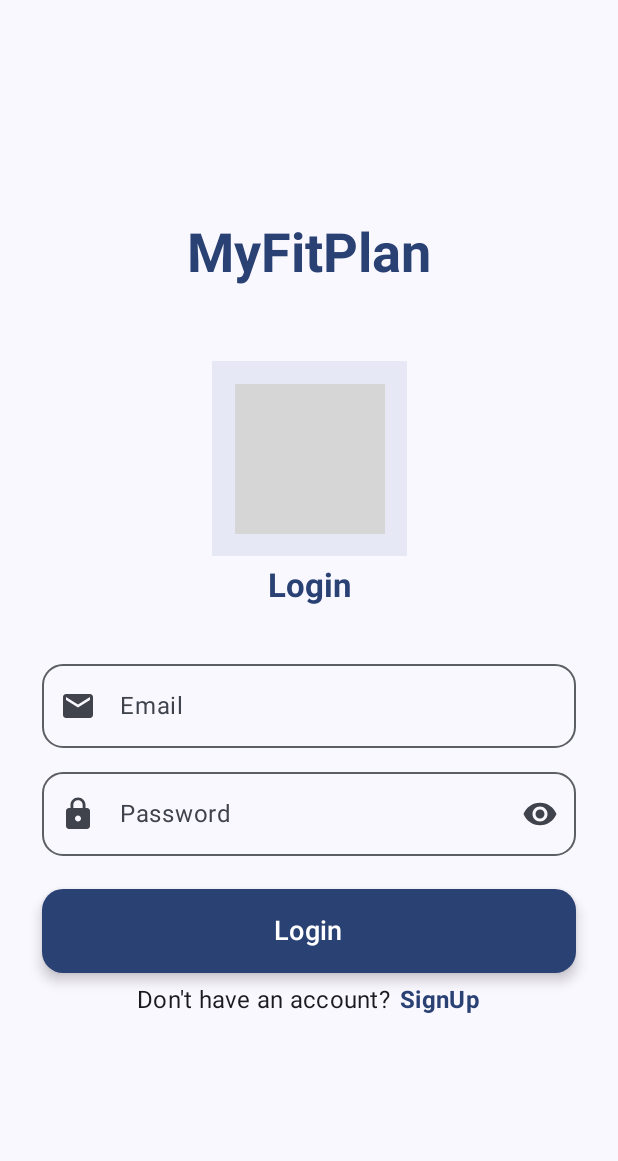
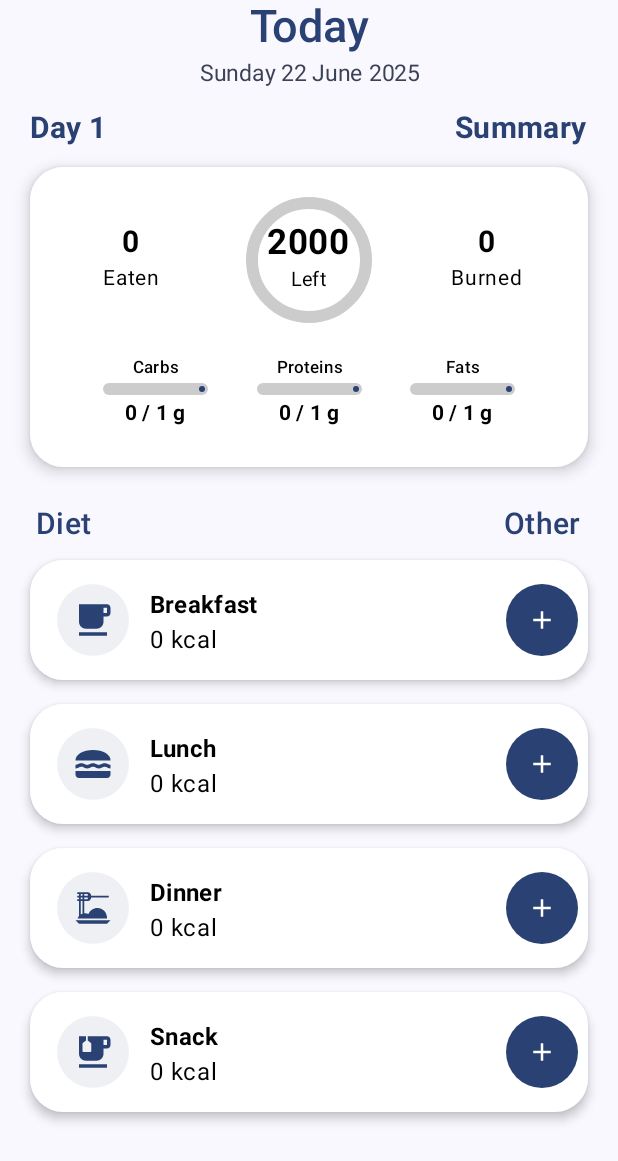
Before and after one commit to kolia202/Programmazione-Mobile, an Android app built with Jetpack Compose: the screen it shows after launch (MainActivity), on a phone screen of 412 x 824 dp. Shown: the top 1161 px of the screen. Run offline under Robolectric (Android 15) with nearby library versions, the phone set to English and light mode, and no system bars; our stand-ins replace Room's generated code; grey boxes are pictures that could not be loaded.

Commit message:
start home

```diff
--- a/app/build.gradle.kts
+++ b/app/build.gradle.kts
@@ -65,6 +65,8 @@ dependencies {
     implementation(libs.androidx.foundation.layout.android)
     implementation(libs.play.services.location)
     implementation(libs.androidx.browser)
+    implementation(libs.androidx.foundation.layout.android)
+    implementation(libs.androidx.foundation.android)
     annotationProcessor(libs.androidx.room.compiler)
     ksp(libs.androidx.room.compiler)
     testImplementation(libs.junit)
--- a/app/src/main/java/com/example/myfitplan/AppModule.kt
+++ b/app/src/main/java/com/example/myfitplan/AppModule.kt
@@ -9,6 +9,7 @@ import com.example.myfitplan.data.database.MyFitPlanDatabase
 import com.example.myfitplan.data.repositories.DatastoreRepository
 import com.example.myfitplan.data.repositories.MyFitPlanRepositories
 import com.example.myfitplan.data.repositories.ThemeRepository
+import com.example.myfitplan.ui.screens.home.HomeViewModel
 import com.example.myfitplan.ui.screens.login.LoginViewModel
 import com.example.myfitplan.ui.screens.signUp.SignUpViewModel
 import com.example.myfitplan.ui.screens.theme.ThemeViewModel
@@ -39,5 +40,6 @@ val appModule = module {
     viewModel { ThemeViewModel(get()) }
     viewModel { LoginViewModel(get(), get()) }
     viewModel { SignUpViewModel(get(), get()) }
+    viewModel { HomeViewModel(get(), get()) }
     single { androidContext().dataStore }
 }
--- a/app/src/main/java/com/example/myfitplan/data/database/MyFitPlanDatabase.kt
+++ b/app/src/main/java/com/example/myfitplan/data/database/MyFitPlanDatabase.kt
@@ -9,7 +9,7 @@ import androidx.room.RoomDatabase
         Food::class,
         FoodInsideMeal::class,
         Exercise::class,
-        ExerciseInsideDay::class
+        ExerciseInsideDay::class,
     ],
     version = 1,
     exportSchema = false
--- a/app/src/main/java/com/example/myfitplan/data/repositories/DatastoreRepository.kt
+++ b/app/src/main/java/com/example/myfitplan/data/repositories/DatastoreRepository.kt
@@ -11,6 +11,7 @@ import com.example.myfitplan.data.database.GenderType
 import com.example.myfitplan.data.database.GoalType
 import com.example.myfitplan.data.database.User
 import kotlinx.coroutines.flow.Flow
+import kotlinx.coroutines.flow.first
 import kotlinx.coroutines.flow.map
 
 class DatastoreRepository(
@@ -95,4 +96,13 @@ class DatastoreRepository(
     suspend fun removeUser() = dataStore.edit { prefs ->
         prefs.clear()
     }
+
+    suspend fun getOrSetStartDateMillis(todayMillis: Long): Long {
+        val key = stringPreferencesKey("first_open_date_millis")
+        val prefs = dataStore.data.first()
+        val current = prefs[key]
+        if (current != null) return current.toLong()
+        dataStore.edit { it[key] = todayMillis.toString() }
+        return todayMillis
+    }
 }
--- a/app/src/main/java/com/example/myfitplan/data/repositories/MyFitPlanRepositories.kt
+++ b/app/src/main/java/com/example/myfitplan/data/repositories/MyFitPlanRepositories.kt
@@ -20,7 +20,7 @@ class MyFitPlanRepositories(
     private val foodDAO: FoodDAO,
     private val foodInsideMealDAO: FoodInsideMealDAO,
     private val exerciseDAO: ExerciseDAO,
-    private val exerciseInsideDayDAO: ExerciseInsideDayDAO
+    private val exerciseInsideDayDAO: ExerciseInsideDayDAO,
 ) {
 
     /* Users */
--- a/app/src/main/java/com/example/myfitplan/ui/Navigation.kt
+++ b/app/src/main/java/com/example/myfitplan/ui/Navigation.kt
@@ -8,6 +8,7 @@ import androidx.navigation.NavHostController
 import kotlinx.serialization.Serializable
 import androidx.navigation.compose.NavHost
 import androidx.navigation.compose.composable
+import com.example.myfitplan.ui.screens.home.HomeScreen
 import com.example.myfitplan.ui.screens.theme.ThemeScreen
 import com.example.myfitplan.ui.screens.theme.ThemeViewModel
 import com.example.myfitplan.ui.screens.login.LoginScreen
@@ -18,6 +19,7 @@ sealed interface MyFitPlanRoute {
     @Serializable data object Login : MyFitPlanRoute
     @Serializable data object SignUp : MyFitPlanRoute
     @Serializable data object Theme : MyFitPlanRoute
+    @Serializable data object Home : MyFitPlanRoute
 }
 
 @Composable
@@ -27,7 +29,7 @@ fun MyFitPlanNavGraph(
 ) {
     NavHost(
         navController = navController,
-        startDestination = MyFitPlanRoute.Login,
+        startDestination = MyFitPlanRoute.Home,
         modifier = modifier
     ) {
         composable<MyFitPlanRoute.Login> {
@@ -35,6 +37,9 @@ fun MyFitPlanNavGraph(
         }
         composable<MyFitPlanRoute.SignUp> {
             SignUpScreen(navController)
+        }
+        composable<MyFitPlanRoute.Home> {
+            HomeScreen(navController)
         }
         composable<MyFitPlanRoute.Theme> {
             val viewModel: ThemeViewModel = koinViewModel()
--- /dev/null
+++ b/app/src/main/java/com/example/myfitplan/ui/composables/NavBar.kt
@@ -0,0 +1 @@
+package com.example.myfitplan.ui.composables
--- /dev/null
+++ b/app/src/main/java/com/example/myfitplan/ui/composables/TopBar.kt
@@ -0,0 +1 @@
+package com.example.myfitplan.ui.composables
--- /dev/null
+++ b/app/src/main/java/com/example/myfitplan/ui/screens/home/HomeScreen.kt
@@ -0,0 +1,346 @@
+package com.example.myfitplan.ui.screens.home
+
+import androidx.compose.foundation.background
+import androidx.compose.foundation.layout.*
+import androidx.compose.foundation.rememberScrollState
+import androidx.compose.foundation.shape.CircleShape
+import androidx.compose.foundation.shape.RoundedCornerShape
+import androidx.compose.foundation.verticalScroll
+import androidx.compose.material.icons.Icons
+import androidx.compose.material.icons.filled.Add
+import androidx.compose.material.icons.filled.DinnerDining
+import androidx.compose.material.icons.filled.EmojiFoodBeverage
+import androidx.compose.material.icons.filled.FreeBreakfast
+import androidx.compose.material.icons.filled.LunchDining
+import androidx.compose.material3.*
+import androidx.compose.runtime.*
+import androidx.compose.ui.Alignment
+import androidx.compose.ui.Modifier
+import androidx.compose.ui.graphics.Color
+import androidx.compose.ui.graphics.vector.ImageVector
+import androidx.compose.ui.text.font.FontWeight
+import androidx.compose.ui.text.style.TextAlign
+import androidx.compose.ui.unit.dp
+import androidx.compose.ui.unit.sp
+import androidx.navigation.NavController
+import com.example.myfitplan.R
+import com.example.myfitplan.data.database.MealType
+import com.example.myfitplan.data.database.FoodInsideMealWithFood
+import org.koin.androidx.compose.koinViewModel
+
+@Composable
+fun HomeScreen(
+    navController: NavController,
+    viewModel: HomeViewModel = koinViewModel()
+) {
+    val state by viewModel.uiState.collectAsState()
+    val dayX by viewModel.giornoX.collectAsState(1)
+
+    Scaffold { padding ->
+        Column(
+            modifier = Modifier
+                .fillMaxSize()
+                .padding(padding)
+                .background(MaterialTheme.colorScheme.background)
+                .padding(horizontal = 20.dp)
+                .verticalScroll(rememberScrollState()),
+            horizontalAlignment = Alignment.CenterHorizontally
+        ) {
+            Text(
+                text = "Today",
+                style = MaterialTheme.typography.headlineMedium.copy(
+                    fontWeight = FontWeight.SemiBold,
+                    fontSize = 30.sp,
+                    color = MaterialTheme.colorScheme.primary
+                ),
+                textAlign = TextAlign.Center,
+                modifier = Modifier
+                    .fillMaxWidth()
+                    .padding(bottom = 4.dp)
+            )
+            Text(
+                text = viewModel.getSelectedDate(),
+                style = MaterialTheme.typography.bodyLarge,
+                color = MaterialTheme.colorScheme.secondary,
+                textAlign = TextAlign.Center,
+                fontSize = 15.sp,
+                modifier = Modifier
+                    .fillMaxWidth()
+                    .padding(bottom = 10.dp)
+            )
+
+            Row(
+                Modifier
+                    .fillMaxWidth()
+                    .padding(top = 6.dp, bottom = 8.dp),
+                horizontalArrangement = Arrangement.SpaceBetween,
+                verticalAlignment = Alignment.CenterVertically
+            ) {
+                Text(
+                    text = "Day $dayX",
+                    style = MaterialTheme.typography.titleMedium.copy(fontWeight = FontWeight.Bold),
+                    color = MaterialTheme.colorScheme.primary,
+                    fontSize = 20.sp,
+                )
+                Text(
+                    text = "Summary",
+                    style = MaterialTheme.typography.titleMedium.copy(fontWeight = FontWeight.Bold),
+                    color = MaterialTheme.colorScheme.primary,
+                    fontSize = 20.sp,
+                )
+            }
+
+            HomeSummaryCard(
+                user = state.user,
+                summary = state.summary
+            )
+
+            Spacer(modifier = Modifier.height(18.dp))
+
+            Row(
+                modifier = Modifier
+                    .fillMaxWidth()
+                    .padding(horizontal = 4.dp, vertical = 2.dp),
+                horizontalArrangement = Arrangement.SpaceBetween,
+                verticalAlignment = Alignment.CenterVertically
+            ) {
+                Text(
+                    text = "Diet",
+                    style = MaterialTheme.typography.titleMedium.copy(fontWeight = FontWeight.SemiBold),
+                    color = MaterialTheme.colorScheme.primary,
+                    fontSize = 20.sp,
+                )
+                Text(
+                    text = "Other",
+                    style = MaterialTheme.typography.titleMedium.copy(fontWeight = FontWeight.SemiBold),
+                    color = MaterialTheme.colorScheme.primary,
+                    fontSize = 20.sp,
+                )
+            }
+
+            Spacer(modifier = Modifier.height(2.dp))
+
+            MealType.entries.forEach { mealType ->
+                val foods = state.meals[mealType].orEmpty()
+                MealCard(
+                    mealType = mealType,
+                    foods = foods,
+                    onAddFoodClick = {
+                    }
+                )
+            }
+
+            Spacer(modifier = Modifier.height(16.dp))
+        }
+    }
+}
+
+
+@Composable
+fun MealCard(
+    mealType: MealType,
+    foods: List<FoodInsideMealWithFood>,
+    onAddFoodClick: () -> Unit
+) {
+    val kcal = foods.sumOf { (it.food.kcalPerc * it.foodInsideMeal.quantity).toInt() }
+
+    Card(
+        modifier = Modifier
+            .fillMaxWidth()
+            .padding(vertical = 8.dp),
+        shape = RoundedCornerShape(22.dp),
+        elevation = CardDefaults.cardElevation(4.dp),
+        colors = CardDefaults.cardColors(containerColor = Color.White)
+    ) {
+        Row(
+            modifier = Modifier
+                .fillMaxWidth()
+                .padding(horizontal = 18.dp, vertical = 16.dp),
+            verticalAlignment = Alignment.CenterVertically
+        ) {
+
+            Box(
+                modifier = Modifier
+                    .size(48.dp)
+                    .background(MaterialTheme.colorScheme.primary.copy(alpha = 0.08f), shape = CircleShape),
+                contentAlignment = Alignment.Center
+            ) {
+                Icon(
+                    imageVector = getMealIcon(mealType),
+                    contentDescription = mealType.string,
+                    tint = MaterialTheme.colorScheme.primary,
+                    modifier = Modifier.size(28.dp)
+                )
+            }
+
+            Spacer(Modifier.width(14.dp))
+
+            Column(
+                modifier = Modifier.weight(1f)
+            ) {
+                Text(
+                    text = mealType.string,
+                    style = MaterialTheme.typography.titleMedium,
+                    fontWeight = FontWeight.Bold,
+                    color = Color.Black
+                )
+                Text(
+                    text = "${kcal} kcal",
+                    style = MaterialTheme.typography.bodyLarge,
+                    color = Color.Black,
+                    modifier = Modifier.padding(top = 2.dp)
+                )
+            }
+
+            IconButton(
+                onClick = { onAddFoodClick() },
+                modifier = Modifier
+                    .size(25.dp)
+                    .background(MaterialTheme.colorScheme.primary, CircleShape)
+            ) {
+                Icon(
+                    imageVector = Icons.Default.Add,
+                    contentDescription = "Add food",
+                    tint = Color.White,
+                    modifier = Modifier.size(20.dp)
+                )
+            }
+        }
+    }
+}
+
+fun getMealIcon(mealType: MealType): ImageVector {
+    return when (mealType) {
+        MealType.BREAKFAST -> Icons.Filled.FreeBreakfast
+        MealType.LUNCH     -> Icons.Filled.LunchDining
+        MealType.DINNER    -> Icons.Filled.DinnerDining
+        MealType.SNACK     -> Icons.Filled.EmojiFoodBeverage
+    }
+}
+
+@Composable
+fun HomeSummaryCard(
+    user: com.example.myfitplan.data.database.User?,
+    summary: MacroSummary,
+    kcalBurned: Int = 0
+) {
+    val kcalTarget = user?.dailyCalories ?: 2000
+    val kcalEaten = summary.calories
+    val kcalLeft = (kcalTarget - kcalEaten).coerceAtLeast(0)
+    val progress = (kcalEaten.toFloat() / kcalTarget).coerceIn(0f, 1f)
+
+    val carbsTarget = ((user?.dailyCalories ?: 0) * (user?.diet?.carbsPerc ?: 0.5f) / 4).toInt().coerceAtLeast(1)
+    val proteinTarget = ((user?.dailyCalories ?: 0) * (user?.diet?.proteinPerc ?: 0.2f) / 4).toInt().coerceAtLeast(1)
+    val fatTarget = ((user?.dailyCalories ?: 0) * (user?.diet?.fatPerc ?: 0.25f) / 9).toInt().coerceAtLeast(1)
+
+    Card(
+        modifier = Modifier
+            .fillMaxWidth()
+            .padding(vertical = 6.dp)
+            .heightIn(min = 200.dp),
+        shape = RoundedCornerShape(22.dp),
+        colors = CardDefaults.cardColors(containerColor = Color.White),
+        elevation = CardDefaults.cardElevation(6.dp)
+    ) {
+        Column(
+            Modifier
+                .fillMaxWidth()
+                .padding(16.dp),
+            horizontalAlignment = Alignment.CenterHorizontally
+        ) {
+            Row(
+                Modifier.fillMaxWidth(),
+                verticalAlignment = Alignment.CenterVertically,
+                horizontalArrangement = Arrangement.SpaceBetween
+            ) {
+
+                Column(
+                    horizontalAlignment = Alignment.CenterHorizontally,
+                    modifier = Modifier.weight(1f)
+                ) {
+                    Text("$kcalEaten", fontSize = 20.sp, fontWeight = FontWeight.Bold, color = Color.Black)
+                    Text("Eaten", fontSize = 14.sp, color = Color.Black)
+                }
+
+                Box(
+                    modifier = Modifier
+                        .weight(1.3f)
+                        .height(92.dp),
+                    contentAlignment = Alignment.Center
+                ) {
+                    CircularProgressIndicator(
+                        progress = { progress },
+                        modifier = Modifier.size(84.dp),
+                        color = MaterialTheme.colorScheme.primary,
+                        strokeWidth = 8.dp,
+                        trackColor = Color.LightGray,
+                    )
+                    Column(horizontalAlignment = Alignment.CenterHorizontally) {
+                        Text("$kcalLeft", fontWeight = FontWeight.Bold, fontSize = 23.sp, color = Color.Black)
+                        Text("Left", fontSize = 13.sp, color = Color.Black)
+                    }
+                }
+
+                Column(
+                    horizontalAlignment = Alignment.CenterHorizontally,
+                    modifier = Modifier.weight(1f)
+                ) {
+                    Text("$kcalBurned", fontSize = 20.sp, fontWeight = FontWeight.Bold, color = Color.Black)
+                    Text("Burned", fontSize = 14.sp, color = Color.Black)
+                }
+            }
+
+            Spacer(Modifier.height(18.dp))
+
+            Row(
+                Modifier.fillMaxWidth(),
+                horizontalArrangement = Arrangement.SpaceEvenly
+            ) {
+                MacroProgressBar(
+                    label = "Carbs",
+                    value = summary.carbs,
+                    target = carbsTarget
+                )
+                MacroProgressBar(
+                    label = "Proteins",
+                    value = summary.protein,
+                    target = proteinTarget
+                )
+                MacroProgressBar(
+                    label = "Fats",
+                    value = summary.fat,
+                    target = fatTarget
+                )
+            }
+        }
+    }
+}
+
+@Composable
+fun MacroProgressBar(label: String, value: Int, target: Int) {
+    val progress = (value.toFloat() / target).coerceIn(0f, 1f)
+    Column(horizontalAlignment = Alignment.CenterHorizontally) {
+        Text(
+            text = label,
+            style = MaterialTheme.typography.labelSmall,
+            fontWeight = FontWeight.Medium,
+            color = Color.Black,
+            modifier = Modifier.padding(bottom = 2.dp)
+        )
+        LinearProgressIndicator(
+            progress = { progress },
+            modifier = Modifier
+                .width(70.dp)
+                .height(8.dp),
+            color = MaterialTheme.colorScheme.primary,
+            trackColor = Color.LightGray,
+        )
+        Text(
+            text = "$value / $target g",
+            style = MaterialTheme.typography.labelLarge,
+            color = Color.Black,
+            fontWeight = FontWeight.Bold,
+            modifier = Modifier.padding(top = 2.dp)
+        )
+    }
+}
--- /dev/null
+++ b/app/src/main/java/com/example/myfitplan/ui/screens/home/HomeViewModel.kt
@@ -0,0 +1,112 @@
+package com.example.myfitplan.ui.screens.home
+
+import androidx.lifecycle.ViewModel
+import androidx.lifecycle.viewModelScope
+import com.example.myfitplan.data.database.MealType
+import com.example.myfitplan.data.database.User
+import com.example.myfitplan.data.database.FoodInsideMealWithFood
+import com.example.myfitplan.data.repositories.MyFitPlanRepositories
+import com.example.myfitplan.data.repositories.DatastoreRepository
+import com.example.myfitplan.utilities.DateUtils
+import kotlinx.coroutines.flow.*
+import kotlinx.coroutines.launch
+import java.util.*
+
+data class MacroSummary(
+    val calories: Int = 0,
+    val carbs: Int = 0,
+    val protein: Int = 0,
+    val fat: Int = 0
+)
+
+data class HomeUiState(
+    val currentDate: String = "",
+    val user: User? = null,
+    val meals: Map<MealType, List<FoodInsideMealWithFood>> = emptyMap(),
+    val summary: MacroSummary = MacroSummary()
+)
+
+class HomeViewModel(
+    private val repositories: MyFitPlanRepositories,
+    private val datastoreRepository: DatastoreRepository
+) : ViewModel() {
+
+    private val today = DateUtils.getToday()
+    private val _uiState = MutableStateFlow(
+        HomeUiState(
+            currentDate = DateUtils.formattedDate(today)
+        )
+    )
+    val uiState: StateFlow<HomeUiState> = _uiState.asStateFlow()
+
+    private val _giornoX = MutableStateFlow(1)
+    val giornoX: StateFlow<Int> = _giornoX.asStateFlow()
+
+    init {
+        viewModelScope.launch {
+            val startDateMillis = datastoreRepository.getOrSetStartDateMillis(today.time)
+            val diff = ((today.time - startDateMillis) / (1000 * 60 * 60 * 24)).toInt() + 1
+            _giornoX.value = diff
+        }
+        setDate(today)
+        observeUser()
+    }
+
+    private fun observeUser() {
+        viewModelScope.launch {
+            datastoreRepository.user.collect { user ->
+                _uiState.update { it.copy(user = user) }
+                user?.let { fetchMealsForAllTypes(_uiState.value.currentDate) }
+            }
+        }
+    }
+
+    private fun setDate(date: Date) {
+        _uiState.update { it.copy(currentDate = DateUtils.formattedDate(date)) }
+        fetchMealsForAllTypes(DateUtils.formattedDate(date))
+    }
+
+    private fun fetchMealsForAllTypes(date: String) {
+        val user = _uiState.value.user ?: return
+        MealType.entries.forEach { mealType ->
+            repositories.getFoodsInsideMeal(date, mealType, user.email)
+                .onEach { foods ->
+                    val mealsMap = _uiState.value.meals.toMutableMap()
+                    mealsMap[mealType] = foods
+                    _uiState.update {
+                        it.copy(
+                            meals = mealsMap,
+                            summary = computeMacroSummary(mealsMap, user)
+                        )
+                    }
+                }
+                .launchIn(viewModelScope)
+        }
+    }
+
+    private fun computeMacroSummary(
+        mealsMap: Map<MealType, List<FoodInsideMealWithFood>>,
+        user: User
+    ): MacroSummary {
+        var calories = 0f
+        var carbs = 0f
+        var protein = 0f
+        var fat = 0f
+
+        mealsMap.values.flatten().forEach { f ->
+            val qty = f.foodInsideMeal.quantity
+            calories += f.food.kcalPerc * qty
+            carbs += f.food.carbsPerc * qty
+            protein += f.food.proteinPerc * qty
+            fat += f.food.fatPerc * qty
+        }
+        return MacroSummary(
+            calories = calories.toInt(),
+            carbs = carbs.toInt(),
+            protein = protein.toInt(),
+            fat = fat.toInt()
+        )
+    }
+
+    fun getSelectedDate(): String = DateUtils.formattedDate(DateUtils.getToday())
+}
--- a/app/src/main/java/com/example/myfitplan/ui/screens/login/LoginScreen.kt
+++ b/app/src/main/java/com/example/myfitplan/ui/screens/login/LoginScreen.kt
@@ -38,7 +38,7 @@ fun LoginScreen(navController: NavController) {
 
     if (state.success) {
         LaunchedEffect(Unit) {
-            navController.navigate(MyFitPlanRoute.Theme) {
+            navController.navigate(MyFitPlanRoute.Home) {
                 popUpTo(MyFitPlanRoute.Login) { inclusive = true }
             }
         }
--- /dev/null
+++ b/app/src/main/java/com/example/myfitplan/utilities/Date.kt
@@ -0,0 +1,22 @@
+package com.example.myfitplan.utilities
+
+import java.text.SimpleDateFormat
+import java.util.*
+
+object DateUtils {
+    fun getToday(): Date {
+        val cal = Calendar.getInstance()
+        cal.set(Calendar.HOUR_OF_DAY, 0)
+        cal.set(Calendar.MINUTE, 0)
+        cal.set(Calendar.SECOND, 0)
+        cal.set(Calendar.MILLISECOND, 0)
+        return cal.time
+    }
+
+    fun formattedDate(date: Date): String {
+        val format = SimpleDateFormat("EEEE dd MMMM yyyy", Locale.getDefault())
+        return format.format(date).replaceFirstChar {
+            if (it.isLowerCase()) it.titlecase(Locale.getDefault()) else it.toString()
+        }
+    }
+}
--- a/gradle/libs.versions.toml
+++ b/gradle/libs.versions.toml
@@ -19,6 +19,7 @@ room ="2.6.1"
 foundationLayoutAndroid = "1.7.2"
 playServicesLocation = "21.3.0"
 androidbrowserhelper = "2.6.2"
+foundationAndroid = "1.7.2"
 
 [libraries]
 androidx-browser = { module = "androidx.browser:browser", version.ref = "browser" }
@@ -49,6 +50,7 @@ androidx-room-runtime = { module = "androidx.room:room-runtime", version.ref = "
 androidx-foundation-layout-android = { group = "androidx.compose.foundation", name = "foundation-layout-android", version.ref = "foundationLayoutAndroid" }
 play-services-location = { group = "com.google.android.gms", name = "play-services-location", version.ref = "playServicesLocation" }
 androidbrowserhelper = { group = "com.google.androidbrowserhelper", name = "androidbrowserhelper", version.ref = "androidbrowserhelper" }
+androidx-foundation-android = { group = "androidx.compose.foundation", name = "foundation-android", version.ref = "foundationAndroid" }
 
 [plugins]
 android-application = { id = "com.android.application", version.ref = "agp" }
```
